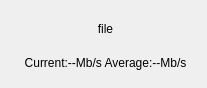
Parzival017/NetworkLab, file mydialog.ui: the form before one commit.
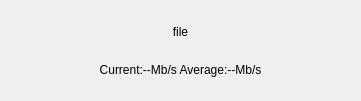
The form after the commit.

Diff of the .ui file:
```diff
--- a/mydialog.ui
+++ b/mydialog.ui
@@ -6,8 +6,8 @@
    <rect>
     <x>0</x>
     <y>0</y>
-    <width>207</width>
-    <height>88</height>
+    <width>361</width>
+    <height>101</height>
    </rect>
   </property>
   <property name="windowTitle">
@@ -18,8 +18,8 @@
     <rect>
      <x>10</x>
      <y>10</y>
-     <width>191</width>
-     <height>71</height>
+     <width>341</width>
+     <height>81</height>
     </rect>
    </property>
    <layout class="QVBoxLayout" name="verticalLayout">
```
